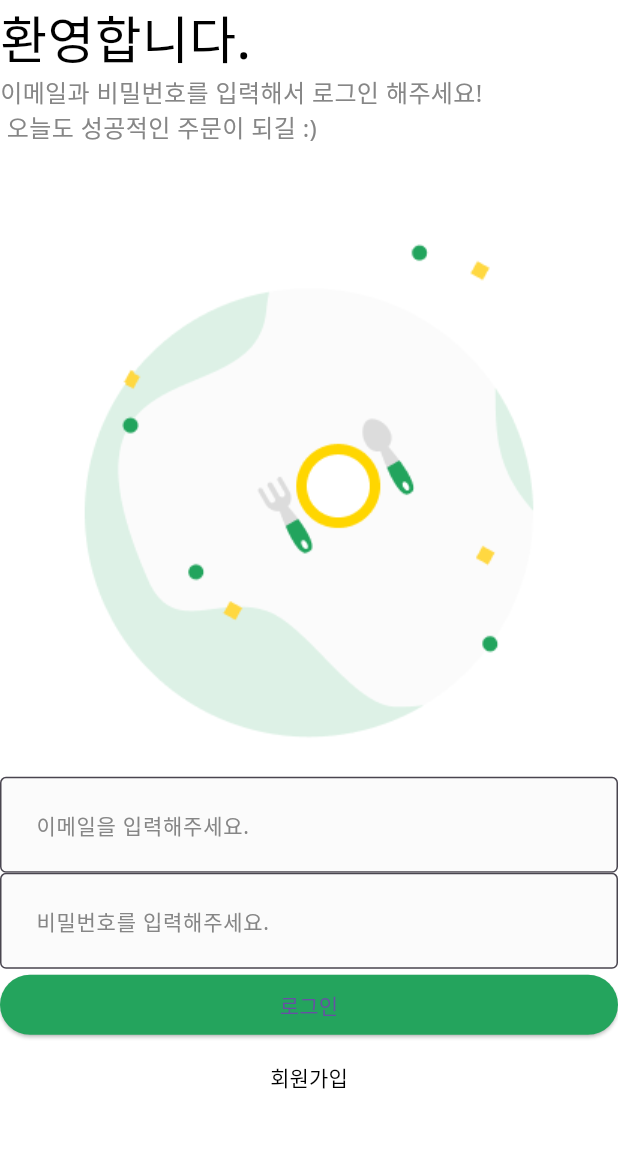
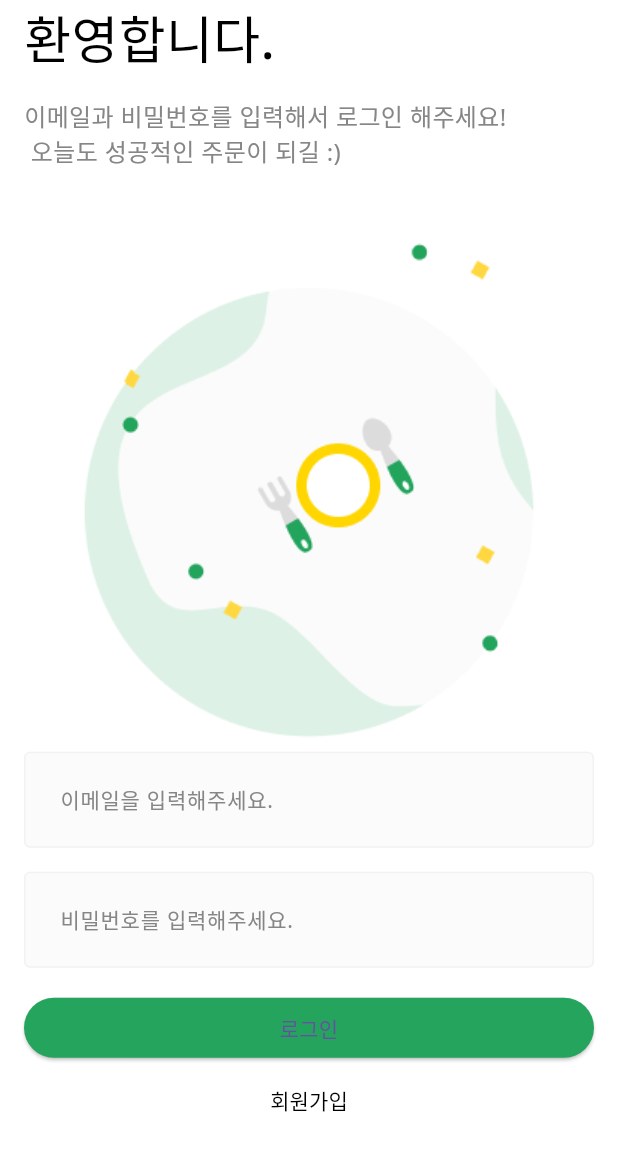
Before and after one commit to mark0620/advancedflutter, a Flutter app: the screen it shows after launch, on a phone screen of 412 x 824 dp. Shown: the top 1151 px of the screen. Run offline on Flutter 3.47's test engine with Material 3 defaults, Android fonts, the phone set to English and light mode, and no system bars.

Commit message:
UI 마무리하기

```diff
--- a/lib/common/component/custom_text_form_field.dart
+++ b/lib/common/component/custom_text_form_field.dart
@@ -46,6 +46,7 @@ class CustomTextFormField extends StatelessWidget {
         fillColor: INPUT_BG_COLOR,
         filled: true,
         border: baseBorder,
+        enabledBorder: baseBorder,
         focusedBorder: baseBorder.copyWith(
           borderSide: baseBorder.borderSide.copyWith(
             color: PRIMARY_COLOR,
--- a/lib/user/view/login_screen.dart
+++ b/lib/user/view/login_screen.dart
@@ -11,13 +11,18 @@ class LoginScreen extends StatelessWidget {
   @override
   Widget build(BuildContext context) {
     return DefaultLayout(
+      child: SingleChildScrollView(
+        keyboardDismissBehavior: ScrollViewKeyboardDismissBehavior.onDrag,
         child: SafeArea(
           top: true,
           bottom: false,
+          child: Padding(
+            padding: const EdgeInsets.symmetric(horizontal: 16.0),
             child: Column(
               crossAxisAlignment: CrossAxisAlignment.stretch,
               children: [
                 _Title(),
+                const SizedBox(height: 16.0,),
                 _SubTitle(),
                 Image.asset(
                   'asset/img/misc/logo.png',
@@ -27,11 +32,13 @@ class LoginScreen extends StatelessWidget {
                   hintText: '이메일을 입력해주세요.',
                   onChanged: (String value) {},
                 ),
+                const SizedBox(height: 16.0,),
                 CustomTextFormField(
                   hintText: '비밀번호를 입력해주세요.',
                   onChanged: (String value) {},
                   obscureText: true,
                 ),
+                const SizedBox(height: 16.0,),
                 ElevatedButton(
                   onPressed: () {},
                   style: ElevatedButton.styleFrom(
@@ -47,6 +54,8 @@ class LoginScreen extends StatelessWidget {
                   child: Text('회원가입'),
                 ),
               ],
+            ),
+          ),
         ),
       ),
     );
```
Lines whose indentation alone changed are shown as unchanged.
